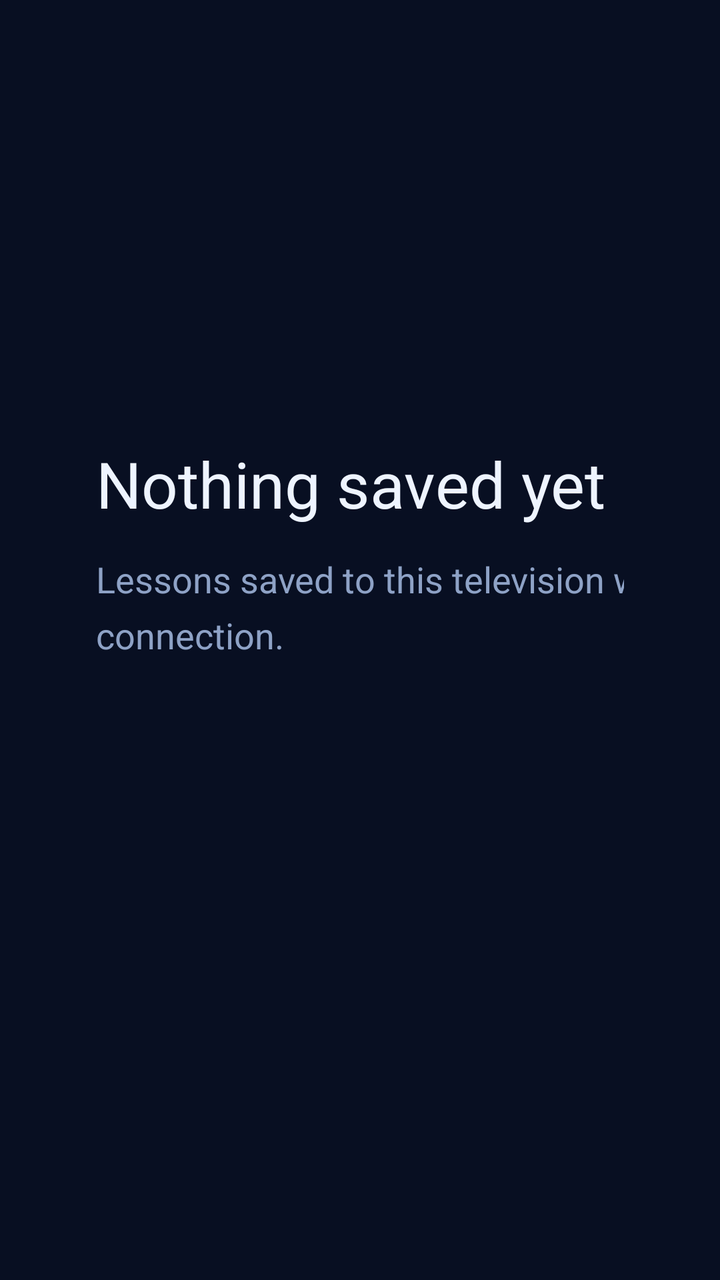
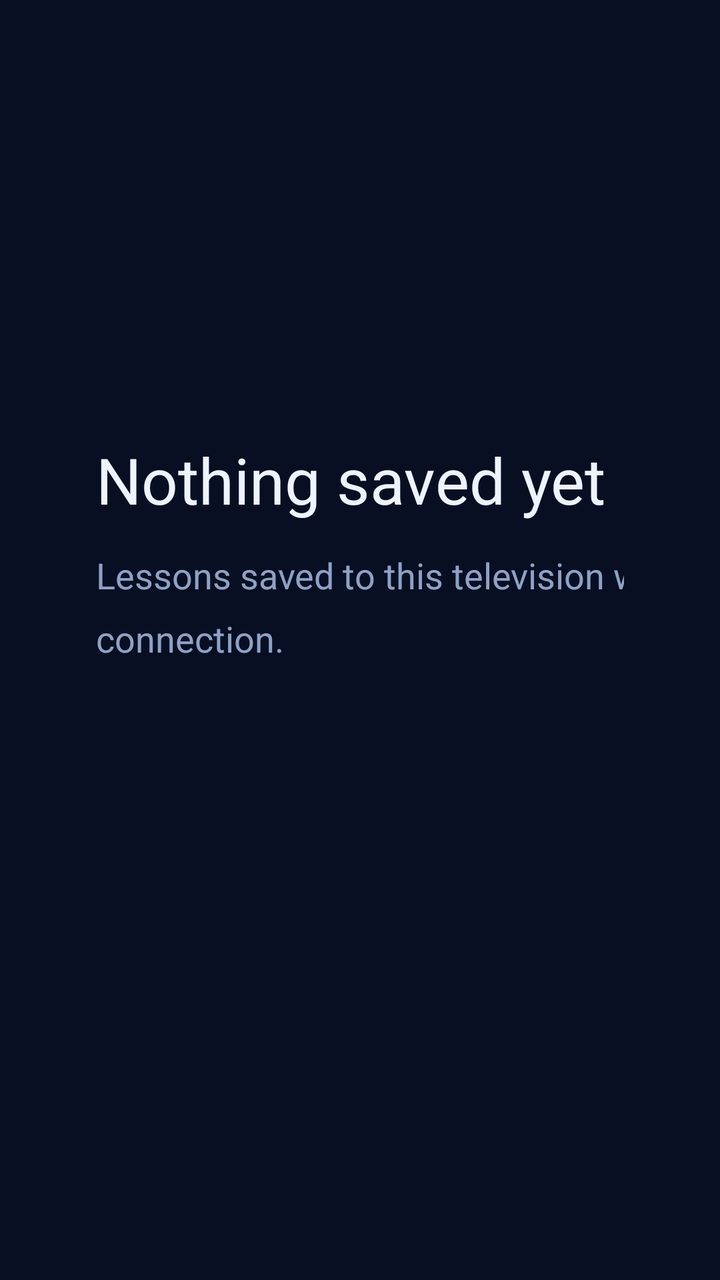

Screens rendered from an Android XML layout before and after an edit, with the pre-edit source and the edit as a unified diff.
<!-- AndroidManifest.xml: application theme Theme.Eced.Tv -->
<!-- res/layout/fragment_downloads.xml -->
<?xml version="1.0" encoding="utf-8"?>
<LinearLayout xmlns:android="http://schemas.android.com/apk/res/android"
    android:layout_width="match_parent"
    android:layout_height="match_parent"
    android:orientation="vertical"
    android:gravity="center_vertical"
    android:paddingStart="@dimen/page_content_start"
    android:paddingEnd="@dimen/overscan_horizontal"
    android:paddingBottom="90dp">

    <TextView
        android:layout_width="wrap_content"
        android:layout_height="wrap_content"
        android:text="@string/downloads_empty_title"
        android:textColor="@color/tv_ink"
        android:textSize="@dimen/text_title" />

    <TextView
        android:layout_width="@dimen/page_measure"
        android:layout_height="wrap_content"
        android:layout_marginTop="14dp"
        android:text="@string/downloads_empty_body"
        android:textColor="@color/tv_muted"
        android:textSize="@dimen/text_label"
        android:lineSpacingMultiplier="1.3" />
</LinearLayout>
<!-- resources referenced by this layout -->
<resources>
  <color name="tv_ink">#EEF4FF</color>
  <color name="tv_muted">#8EA2C6</color>
  <dimen name="overscan_horizontal">48dp</dimen>
  <dimen name="page_content_start">@dimen/overscan_horizontal</dimen>
  <dimen name="page_measure">620dp</dimen>
  <dimen name="text_label">18sp</dimen>
  <dimen name="text_title">32sp</dimen>
  <string name="downloads_empty_body">Lessons saved to this television will appear here and play without an internet connection.</string>
  <string name="downloads_empty_title">Nothing saved yet</string>
  <style name="Theme.Eced.Tv" parent="Theme.Leanback">
          <item name="android:windowBackground">@color/tv_bg</item>
          <item name="android:colorBackground">@color/tv_bg</item>
          <item name="android:colorPrimary">@color/focus_gold</item>
          <item name="android:colorAccent">@color/focus_gold</item>
      </style>
  <color name="tv_bg">#080F22</color>
  <color name="focus_gold">#FFC233</color>
</resources>

<!-- the commit's change to res/layout/fragment_downloads.xml (unified diff, before → after) -->
@@ -22,5 +22,5 @@
         android:text="@string/downloads_empty_body"
         android:textColor="@color/tv_muted"
         android:textSize="@dimen/text_label"
-        android:lineSpacingMultiplier="1.3" />
+        android:lineSpacingMultiplier="1.45" />
 </LinearLayout>
